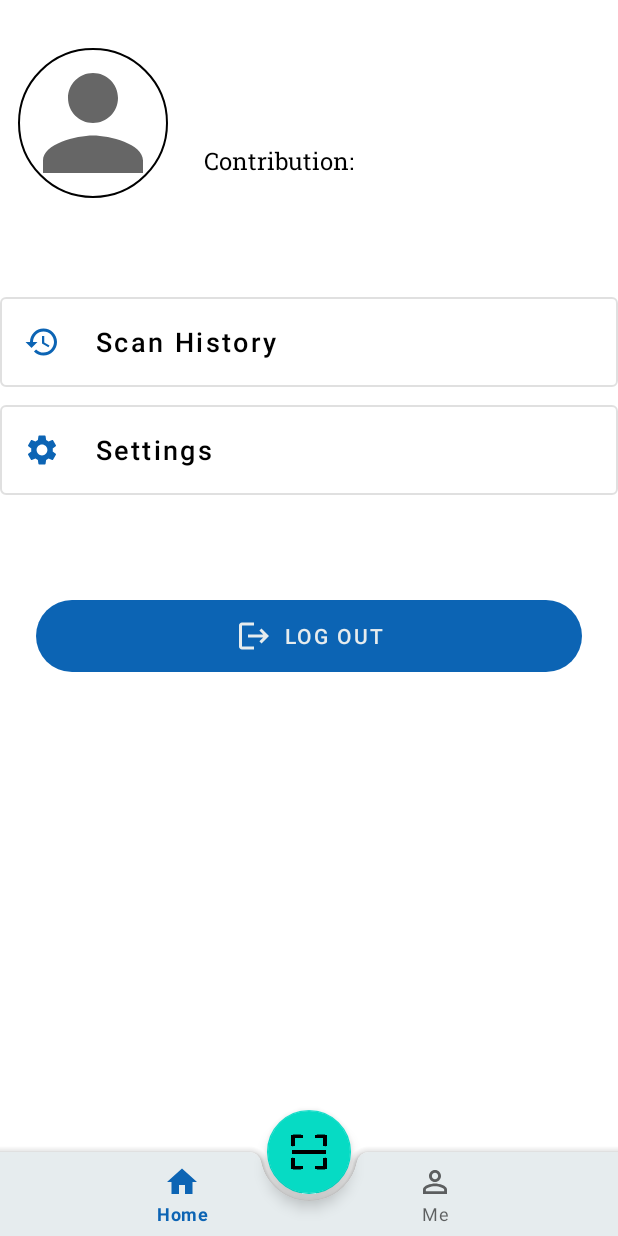
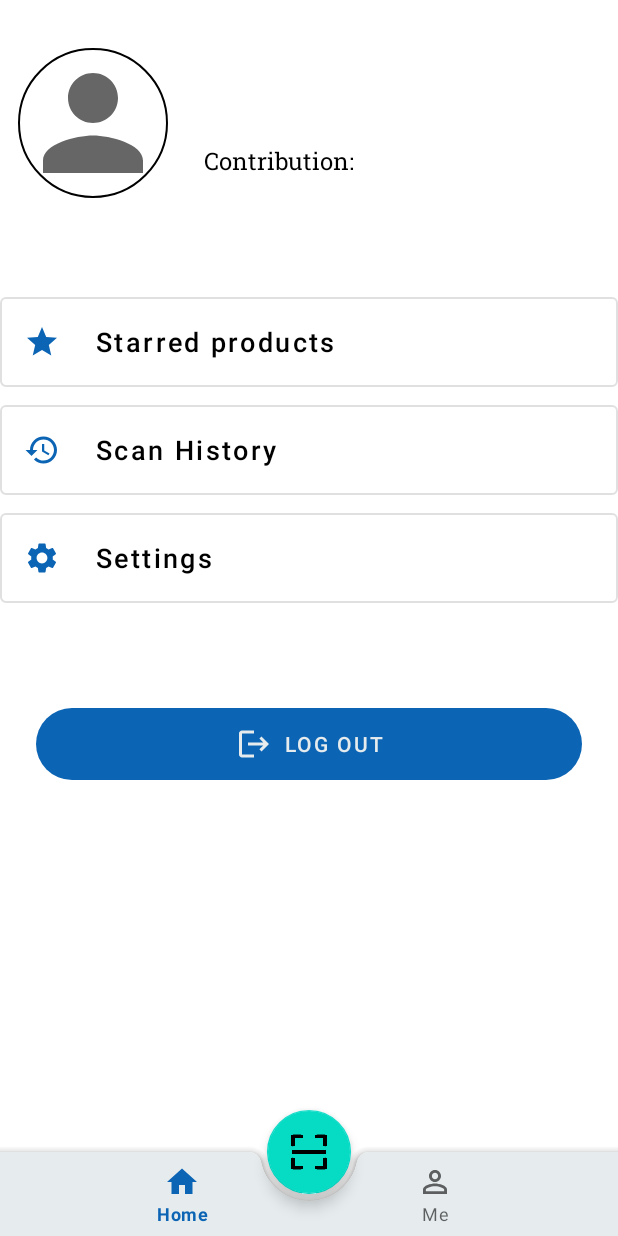
Before and after one commit to zyinghua/Scannera-Android-App, an Android app: the fragment MeFragment placed in its activity, on a phone screen of 412 x 824 dp. Run offline under Robolectric (Android 15) with nearby library versions, the phone set to English and light mode, and no system bars; our stand-ins replace Picasso; libraries missing offline, so code that uses them is left out: com.facebook, com.facebook.login, com.mikhaellopez.circularimageview; plain views replace CircularImageView; pictures from the network do not load; 6 statements that could not run were skipped.

Commit message:
Added starred products btn in me fragment. Edited sign up activity item layout.

```diff
--- a/app/src/main/java/com/example/food_product_comparison_android_app/Fragments/MeFragment.java
+++ b/app/src/main/java/com/example/food_product_comparison_android_app/Fragments/MeFragment.java
@@ -47,6 +47,9 @@ public class MeFragment extends Fragment {
     private CircularImageView user_profile_img;
     private TextView username_tv;
     private TextView contribution_score;
+    private MaterialButton starred_btn;
+    private MaterialButton scan_history_btn;
+    private MaterialButton settings_btn;
 
     @Override
     public void onCreate(Bundle savedInstanceState) {
@@ -99,6 +102,9 @@ public class MeFragment extends Fragment {
         this.user_profile_img = view.findViewById(R.id.user_profile_img);
         this.username_tv = view.findViewById(R.id.username_display);
         this.contribution_score = view.findViewById(R.id.contribution_score);
+        this.starred_btn = view.findViewById(R.id.starred_btn);
+        this.scan_history_btn = view.findViewById(R.id.scan_history_btn);
+        this.settings_btn = view.findViewById(R.id.settings_btn);
     }
 
     private void loadUserProfile() {
--- /dev/null
+++ b/app/src/main/res/drawable/ic_star.xml
@@ -0,0 +1,10 @@
+<vector xmlns:android="http://schemas.android.com/apk/res/android"
+    android:width="24dp"
+    android:height="24dp"
+    android:viewportWidth="24"
+    android:viewportHeight="24"
+    android:tint="?attr/colorControlNormal">
+  <path
+      android:fillColor="@android:color/white"
+      android:pathData="M12,17.27L18.18,21l-1.64,-7.03L22,9.24l-7.19,-0.61L12,2 9.19,8.63 2,9.24l5.46,4.73L5.82,21z"/>
+</vector>
--- a/app/src/main/res/layout/activity_sign_up.xml
+++ b/app/src/main/res/layout/activity_sign_up.xml
@@ -32,7 +32,7 @@
         app:layout_constraintEnd_toEndOf="parent"
         app:layout_constraintStart_toStartOf="parent"
         app:layout_constraintTop_toTopOf="parent"
-        app:layout_constraintVertical_bias="0.75" />
+        app:layout_constraintVertical_bias="0.65" />
 
     <com.google.android.material.textfield.TextInputLayout
         android:id="@+id/username_sign_up"
@@ -204,42 +204,42 @@
         android:layout_width="wrap_content"
         android:layout_height="wrap_content"
         android:orientation="horizontal"
-        app:layout_constraintGuide_percent="0.15" />
+        app:layout_constraintGuide_percent="0.17" />
 
     <androidx.constraintlayout.widget.Guideline
         android:id="@+id/snd_h_guideline"
         android:layout_width="wrap_content"
         android:layout_height="wrap_content"
         android:orientation="horizontal"
-        app:layout_constraintGuide_percent="0.25" />
+        app:layout_constraintGuide_percent="0.27" />
 
     <androidx.constraintlayout.widget.Guideline
         android:id="@+id/trd_h_guideline"
         android:layout_width="wrap_content"
         android:layout_height="wrap_content"
         android:orientation="horizontal"
-        app:layout_constraintGuide_percent="0.35" />
+        app:layout_constraintGuide_percent="0.37" />
 
     <androidx.constraintlayout.widget.Guideline
         android:id="@+id/fourth_h_guideline"
         android:layout_width="wrap_content"
         android:layout_height="wrap_content"
         android:orientation="horizontal"
-        app:layout_constraintGuide_percent="0.45" />
+        app:layout_constraintGuide_percent="0.47" />
 
     <androidx.constraintlayout.widget.Guideline
         android:id="@+id/fifth_h_guideline"
         android:layout_width="wrap_content"
         android:layout_height="wrap_content"
         android:orientation="horizontal"
-        app:layout_constraintGuide_percent="0.55" />
+        app:layout_constraintGuide_percent="0.57" />
 
     <androidx.constraintlayout.widget.Guideline
         android:id="@+id/sixth_h_guideline"
         android:layout_width="wrap_content"
         android:layout_height="wrap_content"
         android:orientation="horizontal"
-        app:layout_constraintGuide_percent="0.65" />
+        app:layout_constraintGuide_percent="0.67" />
 
     <androidx.constraintlayout.widget.Guideline
         android:id="@+id/bottom_guideline"
--- a/app/src/main/res/layout/fragment_me.xml
+++ b/app/src/main/res/layout/fragment_me.xml
@@ -63,6 +63,23 @@
     </LinearLayout>
 
     <com.google.android.material.button.MaterialButton
+        android:id="@+id/starred_btn"
+        style="?attr/materialButtonOutlinedStyle"
+        android:layout_width="match_parent"
+        android:layout_height="@dimen/user_activity_list_btn_height"
+        android:elegantTextHeight="true"
+        android:gravity="start|center_vertical"
+        android:text="@string/starred"
+        android:textAllCaps="false"
+        android:textColor="@color/black"
+        android:textSize="@dimen/user_activity_list_btn_text_size"
+        app:icon="@drawable/ic_star"
+        app:iconPadding="@dimen/user_activity_list_btn_icon_padding"
+        app:layout_constraintEnd_toEndOf="parent"
+        app:layout_constraintStart_toStartOf="parent"
+        app:layout_constraintTop_toBottomOf="@id/top_guideline" />
+
+    <com.google.android.material.button.MaterialButton
         android:id="@+id/scan_history_btn"
         style="?attr/materialButtonOutlinedStyle"
         android:layout_width="match_parent"
@@ -77,7 +94,7 @@
         app:icon="@drawable/ic_history"
         app:layout_constraintEnd_toEndOf="parent"
         app:layout_constraintStart_toStartOf="parent"
-        app:layout_constraintTop_toBottomOf="@id/top_guideline" />
+        app:layout_constraintTop_toBottomOf="@id/starred_btn" />
 
     <com.google.android.material.button.MaterialButton
         android:id="@+id/settings_btn"
--- a/app/src/main/res/values/strings.xml
+++ b/app/src/main/res/values/strings.xml
@@ -34,6 +34,7 @@
     <string name="me">Me</string>
     <string name="logout">Log Out</string>
     <string name="contribution_score">Contribution: </string>
+    <string name="starred">Starred products</string>
     <string name="scan_history">Scan History</string>
     <string name="settings">Settings</string>
     <string name="scan_a_barcode">Scan a barcode</string>
```
